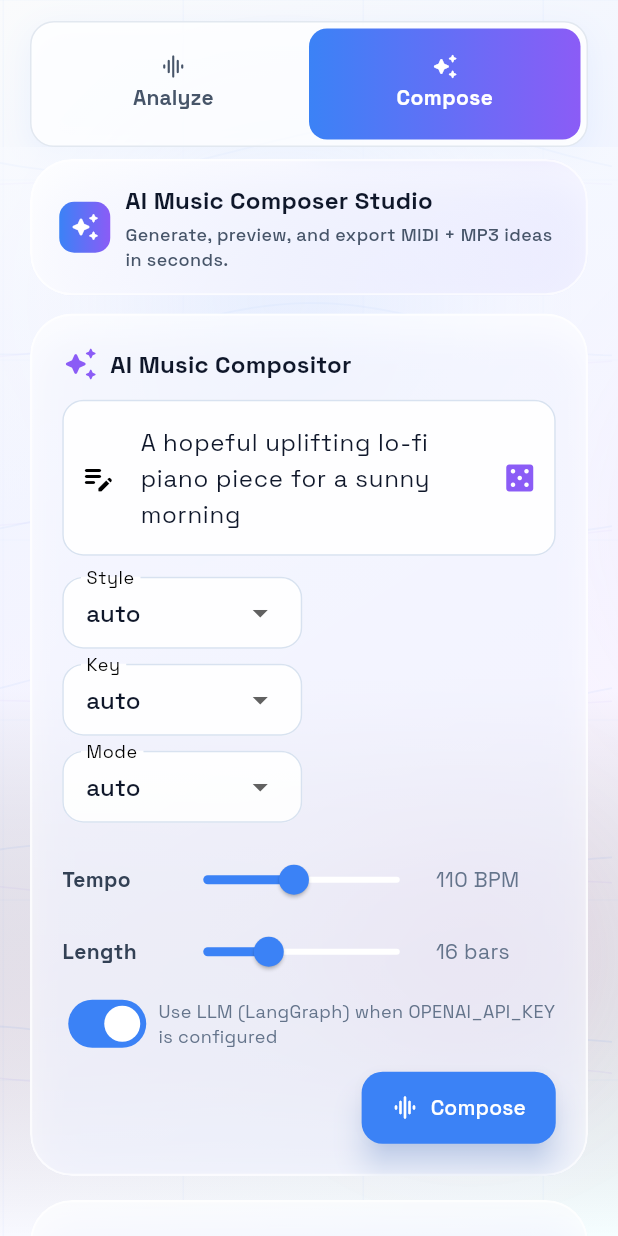
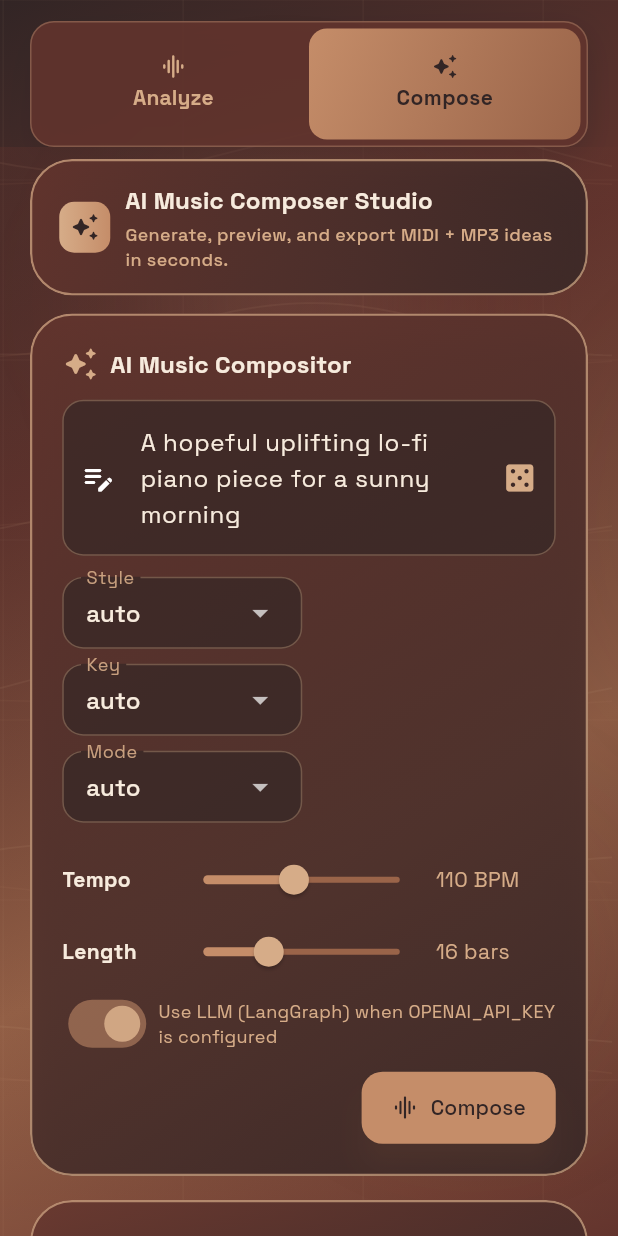
Before and after one commit to RishithSuresh/MusicLens, a Flutter app: the screen it shows after launch, tab 2 chosen, on a phone screen of 412 x 824 dp. Run offline on Flutter 3.47's test engine with Material 3 defaults, Android fonts, the phone set to English and light mode, and no system bars; our stand-ins replace audioplayers, file_picker, google_fonts.

Commit message:
Redesign frontend with grand musical theme palette
Agent-Logs-Url: https://github.com/RishithSuresh/MusicLens/sessions/ed30e81e-fe44-4352-93c0-caaeb76d8b55

Co-authored-by: RishithSuresh <143060476+RishithSuresh@users.noreply.github.com>

```diff
--- a/frontend/lib/core/theme/app_theme.dart
+++ b/frontend/lib/core/theme/app_theme.dart
@@ -2,48 +2,50 @@ import 'package:flutter/material.dart';
 import 'package:google_fonts/google_fonts.dart';
 
 class AppTheme {
-  // Refined color palette with better depth
-  static const Color baseWhite = Color(0xFFFAFBFC);
-  static const Color pureWhite = Color(0xFFFFFFFF);
-  static const Color secondary = Color(0xFFEEF2F7);
+  // Provided brand palette
+  static const Color tan = Color(0xFFD6AC88);
+  static const Color antiqueBrass = Color(0xFFC58D69);
+  static const Color capePalliser = Color(0xFF9A6449);
+  static const Color buccaneer = Color(0xFF63342D);
+  static const Color cocoaBrown = Color(0xFF322525);
 
-  // Premium accent colors
-  static const Color electricBlue = Color(0xFF3B82F6);
-  static const Color deepBlue = Color(0xFF1E40AF);
-  static const Color neonPurple = Color(0xFF8B5CF6);
-  static const Color deepPurple = Color(0xFF6D28D9);
-  static const Color softPink = Color(0xFFEC4899);
-  static const Color brightCyan = Color(0xFF06B6D4);
+  static const Color paper = Color(0xFFF7EBDD);
+  static const Color ivory = Color(0xFFFFF8EF);
 
-  // Gradients
   static const LinearGradient primaryGradient = LinearGradient(
     begin: Alignment.topLeft,
     end: Alignment.bottomRight,
-    colors: [electricBlue, neonPurple],
+    colors: [antiqueBrass, capePalliser],
   );
 
   static const LinearGradient vibrantGradient = LinearGradient(
     begin: Alignment.topLeft,
     end: Alignment.bottomRight,
-    colors: [softPink, electricBlue, neonPurple],
+    colors: [tan, antiqueBrass, capePalliser],
+  );
+
+  static const LinearGradient stageGradient = LinearGradient(
+    begin: Alignment.topCenter,
+    end: Alignment.bottomCenter,
+    colors: [cocoaBrown, buccaneer],
   );
 
   static ThemeData get lightTheme {
     final textTheme = GoogleFonts.spaceGroteskTextTheme().apply(
-      bodyColor: const Color(0xFF0F172A),
-      displayColor: const Color(0xFF000814),
+      bodyColor: paper,
+      displayColor: ivory,
     );
 
     return ThemeData(
       useMaterial3: true,
-      brightness: Brightness.light,
-      scaffoldBackgroundColor: baseWhite,
-      colorScheme: const ColorScheme.light(
-        primary: electricBlue,
-        secondary: neonPurple,
-        tertiary: softPink,
-        surface: pureWhite,
-        inverseSurface: Color(0xFF1E293B),
+      brightness: Brightness.dark,
+      scaffoldBackgroundColor: cocoaBrown,
+      colorScheme: const ColorScheme.dark(
+        primary: antiqueBrass,
+        secondary: tan,
+        tertiary: capePalliser,
+        surface: buccaneer,
+        inverseSurface: paper,
         scrim: Color(0xFF000000),
       ),
       textTheme: textTheme.copyWith(
@@ -65,7 +67,7 @@ class AppTheme {
         ),
       ),
       cardTheme: CardThemeData(
-        color: pureWhite.withValues(alpha: 0.75),
+        color: buccaneer.withValues(alpha: 0.78),
         elevation: 0,
         shape: RoundedRectangleBorder(
           borderRadius: BorderRadius.circular(28),
@@ -73,26 +75,54 @@ class AppTheme {
       ),
       filledButtonTheme: FilledButtonThemeData(
         style: FilledButton.styleFrom(
-          backgroundColor: electricBlue,
-          foregroundColor: pureWhite,
+          backgroundColor: antiqueBrass,
+          foregroundColor: cocoaBrown,
           padding: const EdgeInsets.symmetric(horizontal: 20, vertical: 14),
           shape: RoundedRectangleBorder(
             borderRadius: BorderRadius.circular(14),
           ),
           elevation: 8,
-          shadowColor: electricBlue.withValues(alpha: 0.4),
+          shadowColor: capePalliser.withValues(alpha: 0.4),
         ),
       ),
       inputDecorationTheme: InputDecorationTheme(
         filled: true,
-        fillColor: pureWhite.withValues(alpha: 0.9),
+        fillColor: cocoaBrown.withValues(alpha: 0.65),
         border: OutlineInputBorder(
           borderRadius: BorderRadius.circular(14),
-          borderSide: const BorderSide(color: Color(0xFFD8E2F0)),
+          borderSide: BorderSide(color: tan.withValues(alpha: 0.35)),
         ),
         enabledBorder: OutlineInputBorder(
           borderRadius: BorderRadius.circular(14),
-          borderSide: const BorderSide(color: Color(0xFFD8E2F0)),
+          borderSide: BorderSide(color: tan.withValues(alpha: 0.35)),
+        ),
+        focusedBorder: OutlineInputBorder(
+          borderRadius: BorderRadius.circular(14),
+          borderSide: const BorderSide(color: antiqueBrass, width: 1.5),
+        ),
+        labelStyle: TextStyle(color: tan.withValues(alpha: 0.9)),
+        hintStyle: TextStyle(color: tan.withValues(alpha: 0.75)),
+      ),
+      sliderTheme: const SliderThemeData(
+        activeTrackColor: antiqueBrass,
+        inactiveTrackColor: capePalliser,
+        thumbColor: tan,
+      ),
+      switchTheme: SwitchThemeData(
+        thumbColor: MaterialStatePropertyAll(tan.withValues(alpha: 0.95)),
+        trackColor: MaterialStateProperty.resolveWith((states) {
+          if (states.contains(MaterialState.selected)) {
+            return antiqueBrass.withValues(alpha: 0.55);
+          }
+          return buccaneer.withValues(alpha: 0.8);
+        }),
+      ),
+      snackBarTheme: SnackBarThemeData(
+        backgroundColor: cocoaBrown.withValues(alpha: 0.96),
+        contentTextStyle: const TextStyle(color: paper),
+        behavior: SnackBarBehavior.floating,
+        shape: RoundedRectangleBorder(
+          borderRadius: BorderRadius.circular(12),
         ),
       ),
     );
--- a/frontend/lib/core/widgets/glass_card.dart
+++ b/frontend/lib/core/widgets/glass_card.dart
@@ -1,6 +1,8 @@
 import 'dart:ui';
 
 import 'package:flutter/material.dart';
+
+import '../theme/app_theme.dart';
 
 class GlassCard extends StatefulWidget {
   const GlassCard({
@@ -79,25 +81,25 @@ class _GlassCardState extends State<GlassCard> with SingleTickerProviderStateMix
                             begin: Alignment.topLeft,
                             end: Alignment.bottomRight,
                             colors: [
-                              Colors.white.withValues(alpha: 0.72),
-                              Colors.white.withValues(alpha: 0.55),
+                              AppTheme.buccaneer.withValues(alpha: 0.82),
+                              AppTheme.cocoaBrown.withValues(alpha: 0.76),
                             ],
                           ),
                     border: Border.all(
-                      color: Colors.white.withValues(
+                      color: AppTheme.tan.withValues(
                         alpha: _isHovered ? 0.85 : 0.70,
                       ),
                       width: 1.5,
                     ),
                     boxShadow: [
                       BoxShadow(
-                        color: const Color(0xFF3B82F6).withValues(alpha: _isHovered ? 0.18 : 0.1),
+                        color: AppTheme.capePalliser.withValues(alpha: _isHovered ? 0.24 : 0.14),
                         offset: const Offset(0, 12),
                         blurRadius: _isHovered ? 34 : 24,
                         spreadRadius: 0,
                       ),
                       BoxShadow(
-                        color: const Color(0xFF8B5CF6).withValues(alpha: _isHovered ? 0.1 : 0.06),
+                        color: AppTheme.cocoaBrown.withValues(alpha: _isHovered ? 0.34 : 0.26),
                         offset: const Offset(0, 16),
                         blurRadius: _isHovered ? 24 : 16,
                       ),
--- a/frontend/lib/core/widgets/home_shell.dart
+++ b/frontend/lib/core/widgets/home_shell.dart
@@ -1,5 +1,6 @@
 import 'package:flutter/material.dart';
 
+import '../theme/app_theme.dart';
 import '../../features/audio/presentation/screens/dashboard_screen.dart';
 import '../../features/audio/presentation/widgets/animated_background.dart';
 import '../../features/composer/presentation/screens/composer_screen.dart';
@@ -71,12 +72,12 @@ class _HomeShellState extends State<HomeShell> with SingleTickerProviderStateMix
       child: Container(
         padding: const EdgeInsets.all(4),
         decoration: BoxDecoration(
-          color: Colors.white.withValues(alpha: 0.85),
+          color: AppTheme.buccaneer.withValues(alpha: 0.86),
           borderRadius: BorderRadius.circular(16),
-          border: Border.all(color: const Color(0xFFE2E8F0)),
+          border: Border.all(color: AppTheme.tan.withValues(alpha: 0.32)),
           boxShadow: [
             BoxShadow(
-              color: const Color(0xFF3B82F6).withValues(alpha: 0.08),
+              color: AppTheme.cocoaBrown.withValues(alpha: 0.45),
               blurRadius: 18,
               offset: const Offset(0, 6),
             ),
@@ -86,14 +87,12 @@ class _HomeShellState extends State<HomeShell> with SingleTickerProviderStateMix
           controller: _tabController,
           indicator: BoxDecoration(
             borderRadius: BorderRadius.circular(12),
-            gradient: const LinearGradient(
-              colors: [Color(0xFF3B82F6), Color(0xFF8B5CF6)],
-            ),
+            gradient: AppTheme.primaryGradient,
           ),
           indicatorSize: TabBarIndicatorSize.tab,
           dividerColor: Colors.transparent,
-          labelColor: Colors.white,
-          unselectedLabelColor: const Color(0xFF475569),
+          labelColor: AppTheme.cocoaBrown,
+          unselectedLabelColor: AppTheme.tan,
           labelStyle: const TextStyle(fontWeight: FontWeight.w800, letterSpacing: 0.3),
           unselectedLabelStyle: const TextStyle(fontWeight: FontWeight.w700),
           tabs: const [
--- a/frontend/lib/features/audio/presentation/widgets/animated_background.dart
+++ b/frontend/lib/features/audio/presentation/widgets/animated_background.dart
@@ -2,6 +2,8 @@ import 'dart:math' as math;
 import 'dart:ui';
 
 import 'package:flutter/material.dart';
+
+import '../../../../core/theme/app_theme.dart';
 
 class AnimatedBackground extends StatefulWidget {
   const AnimatedBackground({required this.child, super.key});
@@ -42,15 +44,15 @@ class _AnimatedBackgroundState extends State<AnimatedBackground>
         final wave3 = math.sin(_controller.value * math.pi * 2 + math.pi * 2 / 3);
 
         return Container(
-          decoration: const BoxDecoration(
+          decoration: BoxDecoration(
             gradient: LinearGradient(
               begin: Alignment.topLeft,
               end: Alignment.bottomRight,
               colors: [
-                Color(0xFFFAFBFC),
-                Color(0xFFF0F4FF),
-                Color(0xFFFAF5FF),
-                Color(0xFFF5FEFF),
+                AppTheme.cocoaBrown,
+                AppTheme.buccaneer,
+                AppTheme.capePalliser,
+                AppTheme.buccaneer,
               ],
               stops: [0.0, 0.33, 0.66, 1.0],
             ),
@@ -59,7 +61,7 @@ class _AnimatedBackgroundState extends State<AnimatedBackground>
             children: [
               // Enhanced blob system with multiple layers
               _AnimatedBlob(
-                color: const Color(0xFF3B82F6),
+                color: AppTheme.tan,
                 left: 40 + (40 * wave1),
                 top: 60,
                 size: 280,
@@ -67,7 +69,7 @@ class _AnimatedBackgroundState extends State<AnimatedBackground>
                 opacity: 0.20,
               ),
               _AnimatedBlob(
-                color: const Color(0xFF8B5CF6),
+                color: AppTheme.antiqueBrass,
                 left: 380 + (50 * wave2),
                 top: 180 + (30 * wave1),
                 size: 320,
@@ -75,7 +77,7 @@ class _AnimatedBackgroundState extends State<AnimatedBackground>
                 opacity: 0.18,
               ),
               _AnimatedBlob(
-                color: const Color(0xFFEC4899),
+                color: AppTheme.capePalliser,
                 left: 150 + (45 * wave3),
                 top: 520 - (40 * wave2),
                 size: 260,
@@ -83,7 +85,7 @@ class _AnimatedBackgroundState extends State<AnimatedBackground>
                 opacity: 0.16,
               ),
               _AnimatedBlob(
-                color: const Color(0xFF06B6D4),
+                color: AppTheme.buccaneer,
                 left: 600 + (35 * wave1),
                 top: 400 + (25 * wave3),
                 size: 240,
@@ -173,13 +175,13 @@ class _EnhancedWavePatternPainter extends CustomPainter {
   void paint(Canvas canvas, Size size) {
     // Primary wave pattern
     final paint1 = Paint()
-      ..color = const Color(0xFF3B82F6).withValues(alpha: 0.08)
+      ..color = AppTheme.tan.withValues(alpha: 0.1)
       ..style = PaintingStyle.stroke
       ..strokeWidth = 1.2;
 
     // Secondary wave pattern
     final paint2 = Paint()
-      ..color = const Color(0xFF8B5CF6).withValues(alpha: 0.06)
+      ..color = AppTheme.antiqueBrass.withValues(alpha: 0.08)
       ..style = PaintingStyle.stroke
       ..strokeWidth = 1.0;
 
@@ -231,7 +233,7 @@ class _MeshGridPainter extends CustomPainter {
   @override
   void paint(Canvas canvas, Size size) {
     final paint = Paint()
-      ..color = const Color(0xFF3B82F6).withValues(alpha: 0.04)
+      ..color = AppTheme.tan.withValues(alpha: 0.06)
       ..strokeWidth = 0.8;
 
     const gridSize = 120.0;
--- a/frontend/lib/features/audio/presentation/widgets/reactive_particle_field.dart
+++ b/frontend/lib/features/audio/presentation/widgets/reactive_particle_field.dart
@@ -1,6 +1,8 @@
 import 'dart:math' as math;
 
 import 'package:flutter/material.dart';
+
+import '../../../../core/theme/app_theme.dart';
 
 class ReactiveParticleField extends StatefulWidget {
   const ReactiveParticleField({
@@ -72,8 +74,8 @@ class _ParticlePainter extends CustomPainter {
       final radius = 1.2 + (intensity * 2.6) + ((i % 3) * 0.35);
 
       final color = Color.lerp(
-        const Color(0xFF3B82F6).withValues(alpha: 0.14),
-        const Color(0xFFEC4899).withValues(alpha: 0.24),
+        AppTheme.antiqueBrass.withValues(alpha: 0.14),
+        AppTheme.tan.withValues(alpha: 0.24),
         (i % 10) / 10,
       )!;
 
--- a/frontend/lib/features/composer/presentation/screens/composer_screen.dart
+++ b/frontend/lib/features/composer/presentation/screens/composer_screen.dart
@@ -6,6 +6,7 @@ import 'package:audioplayers/audioplayers.dart';
 import 'package:file_picker/file_picker.dart';
 import 'package:flutter/material.dart';
 
+import '../../../../core/theme/app_theme.dart';
 import '../../../../core/widgets/glass_card.dart';
 import '../../data/composer_api_service.dart';
 import '../../data/composition_models.dart';
@@ -223,8 +224,8 @@ class _ComposerScreenState extends State<ComposerScreen> {
           begin: Alignment.topCenter,
           end: Alignment.bottomCenter,
           colors: [
-            const Color(0xFFF8FAFF).withValues(alpha: 0.6),
-            const Color(0xFFF5F3FF).withValues(alpha: 0.35),
+            AppTheme.buccaneer.withValues(alpha: 0.32),
+            AppTheme.cocoaBrown.withValues(alpha: 0.15),
             Colors.transparent,
           ],
         ),
@@ -311,8 +312,8 @@ class _ComposerScreenState extends State<ComposerScreen> {
         begin: Alignment.topLeft,
         end: Alignment.bottomRight,
         colors: [
-          Colors.white.withValues(alpha: 0.82),
-          const Color(0xFFF5F3FF).withValues(alpha: 0.62),
+          AppTheme.buccaneer.withValues(alpha: 0.86),
+          AppTheme.cocoaBrown.withValues(alpha: 0.72),
         ],
       ),
       child: Row(
@@ -323,10 +324,10 @@ class _ComposerScreenState extends State<ComposerScreen> {
             decoration: BoxDecoration(
               borderRadius: BorderRadius.circular(10),
               gradient: const LinearGradient(
-                colors: [Color(0xFF3B82F6), Color(0xFF8B5CF6)],
+                colors: [AppTheme.tan, AppTheme.antiqueBrass],
               ),
             ),
-            child: const Icon(Icons.auto_awesome_rounded, color: Colors.white, size: 20),
+            child: const Icon(Icons.auto_awesome_rounded, color: AppTheme.cocoaBrown, size: 20),
           ),
           const SizedBox(width: 10),
           Expanded(
@@ -337,14 +338,14 @@ class _ComposerScreenState extends State<ComposerScreen> {
                   'AI Music Composer Studio',
                   style: Theme.of(context).textTheme.titleMedium?.copyWith(
                         fontWeight: FontWeight.w800,
-                        color: const Color(0xFF0F172A),
+                        color: AppTheme.paper,
                       ),
                 ),
                 const SizedBox(height: 2),
                 const Text(
                   'Generate, preview, and export MIDI + MP3 ideas in seconds.',
                   style: TextStyle(
-                    color: Color(0xFF475569),
+                    color: AppTheme.tan,
                     fontSize: 12,
                     fontWeight: FontWeight.w500,
                   ),
@@ -363,13 +364,13 @@ class _ComposerScreenState extends State<ComposerScreen> {
         padding: const EdgeInsets.symmetric(vertical: 28, horizontal: 12),
         child: Column(
           children: [
-            const Icon(Icons.music_note_rounded, size: 48, color: Color(0xFF8B5CF6)),
+            const Icon(Icons.music_note_rounded, size: 48, color: AppTheme.tan),
             const SizedBox(height: 12),
             Text(
               'Describe the music and press Compose.',
               textAlign: TextAlign.center,
               style: Theme.of(context).textTheme.titleMedium?.copyWith(
-                    color: const Color(0xFF334155),
+                    color: AppTheme.paper,
                     fontWeight: FontWeight.w700,
                   ),
             ),
@@ -379,7 +380,7 @@ class _ComposerScreenState extends State<ComposerScreen> {
                  'then a procedural music engine arranges melody, harmony, '
                  'bass, and drums into a MIDI piece with optional in-app MP3 preview.',
                  textAlign: TextAlign.center,
-                 style: TextStyle(color: Color(0xFF64748B), height: 1.5),
+                 style: TextStyle(color: AppTheme.tan, height: 1.5),
                ),
           ],
         ),
@@ -404,14 +405,14 @@ class _ComposerScreenState extends State<ComposerScreen> {
                 child: IconButton(
                   onPressed: _isAudioPrepared ? _togglePlay : null,
                   icon: Icon(_playing ? Icons.pause_circle_filled_rounded : Icons.play_circle_fill_rounded),
-                  color: const Color(0xFF3B82F6),
+                  color: AppTheme.antiqueBrass,
                   iconSize: 36,
                 ),
               ),
               IconButton(
                 onPressed: _resetPlayhead,
                 icon: const Icon(Icons.replay_rounded),
-                color: const Color(0xFF475569),
+                color: AppTheme.tan,
                 tooltip: 'Reset playhead',
               ),
               const SizedBox(width: 6),
@@ -422,8 +423,8 @@ class _ComposerScreenState extends State<ComposerScreen> {
                   children: [
                     LinearProgressIndicator(
                       value: c.metadata.totalBeats == 0 ? 0 : (beat / c.metadata.totalBeats).clamp(0.0, 1.0),
-                      backgroundColor: const Color(0xFFE2E8F0),
-                      color: const Color(0xFF8B5CF6),
+                      backgroundColor: AppTheme.buccaneer.withValues(alpha: 0.7),
+                      color: AppTheme.antiqueBrass,
                       minHeight: 6,
                       borderRadius: BorderRadius.circular(6),
                     ),
@@ -431,7 +432,7 @@ class _ComposerScreenState extends State<ComposerScreen> {
                     Text(
                       'Beat ${beat.toStringAsFixed(1)} / ${c.metadata.totalBeats.toStringAsFixed(0)}'
                       '   ·   ${c.metadata.tempoBpm} BPM',
-                      style: const TextStyle(color: Color(0xFF64748B), fontSize: 12),
+                      style: const TextStyle(color: AppTheme.tan, fontSize: 12),
                     ),
                   ],
                 ),
@@ -457,20 +458,20 @@ class _ComposerScreenState extends State<ComposerScreen> {
           Container(
             padding: const EdgeInsets.symmetric(horizontal: 12, vertical: 8),
             decoration: BoxDecoration(
-              color: const Color(0xFF8B5CF6).withValues(alpha: 0.1),
+              color: AppTheme.capePalliser.withValues(alpha: 0.22),
               borderRadius: BorderRadius.circular(8),
-              border: Border.all(color: const Color(0xFF8B5CF6).withValues(alpha: 0.2)),
+              border: Border.all(color: AppTheme.tan.withValues(alpha: 0.32)),
             ),
              child: Row(
                children: [
-                 const Icon(Icons.info_rounded, size: 16, color: Color(0xFF8B5CF6)),
+                 const Icon(Icons.info_rounded, size: 16, color: AppTheme.tan),
                  const SizedBox(width: 8),
                  Expanded(
                    child: Text(
                       _isAudioPrepared
                           ? 'Playing synthesized MP3 preview in-app. Export MIDI for DAWs and MIDI editors.'
                           : 'MP3 preview unavailable due to backend synthesis failure. You can still export MIDI.',
-                      style: const TextStyle(fontSize: 11, color: Color(0xFF64748B)),
+                      style: const TextStyle(fontSize: 11, color: AppTheme.tan),
                     ),
                   ),
                ],
--- a/frontend/lib/features/composer/presentation/widgets/composition_form.dart
+++ b/frontend/lib/features/composer/presentation/widgets/composition_form.dart
@@ -1,5 +1,6 @@
 import 'package:flutter/material.dart';
 
+import '../../../../core/theme/app_theme.dart';
 import '../../../../core/widgets/glass_card.dart';
 import '../../data/composer_api_service.dart';
 import '../../data/composition_models.dart';
@@ -106,7 +107,7 @@ class _CompositionFormState extends State<CompositionForm> {
         children: [
           Row(
             children: [
-              const Icon(Icons.auto_awesome_rounded, color: Color(0xFF8B5CF6)),
+              const Icon(Icons.auto_awesome_rounded, color: AppTheme.tan),
               const SizedBox(width: 8),
               Text(
                 'AI Music Compositor',
@@ -133,7 +134,7 @@ class _CompositionFormState extends State<CompositionForm> {
                           child: CircularProgressIndicator(strokeWidth: 2),
                         )
                       : const Icon(Icons.casino_rounded),
-                  color: const Color(0xFF8B5CF6),
+                  color: AppTheme.tan,
                 ),
               ),
             ),
@@ -158,7 +159,7 @@ class _CompositionFormState extends State<CompositionForm> {
               const Expanded(
                 child: Text(
                   'Use LLM (LangGraph) when OPENAI_API_KEY is configured',
-                  style: TextStyle(fontSize: 12, color: Color(0xFF64748B)),
+                   style: TextStyle(fontSize: 12, color: AppTheme.tan),
                 ),
               ),
             ],
@@ -212,11 +213,11 @@ class _CompositionFormState extends State<CompositionForm> {
     return Row(
       children: [
         SizedBox(
-          width: 70,
-          child: Text(label, style: const TextStyle(fontWeight: FontWeight.w700, color: Color(0xFF334155))),
+           width: 70,
+           child: Text(label, style: const TextStyle(fontWeight: FontWeight.w700, color: AppTheme.paper)),
         ),
         Expanded(child: Slider(value: value, min: min, max: max, onChanged: onChanged)),
-        SizedBox(width: 80, child: Text(display, style: const TextStyle(color: Color(0xFF64748B)))),
+        SizedBox(width: 80, child: Text(display, style: const TextStyle(color: AppTheme.tan))),
       ],
     );
   }
```
Also changed, not shown: frontend/lib/features/audio/presentation/screens/dashboard_screen.dart (+17 -16 lines), frontend/lib/features/audio/presentation/widgets/beat_synced_pulse_overlay.dart (+9 -7 lines), frontend/lib/features/audio/presentation/widgets/insights_panel.dart (+14 -14 lines), frontend/lib/features/audio/presentation/widgets/lyrics_panel.dart (+8 -7 lines), frontend/lib/features/audio/presentation/widgets/metric_chip.dart (+8 -6 lines), frontend/lib/features/audio/presentation/widgets/music_dna_panel.dart (+4 -3 lines), frontend/lib/features/audio/presentation/widgets/spectrum_panel.dart (+15 -14 lines), frontend/lib/features/audio/presentation/widgets/timeline_scrubber.dart (+8 -6 lines), frontend/lib/features/audio/presentation/widgets/waveform_panel.dart (+9 -8 lines), frontend/lib/features/composer/presentation/widgets/composition_summary.dart (+14 -13 lines), frontend/lib/features/composer/presentation/widgets/piano_roll.dart (+13 -12 lines).
